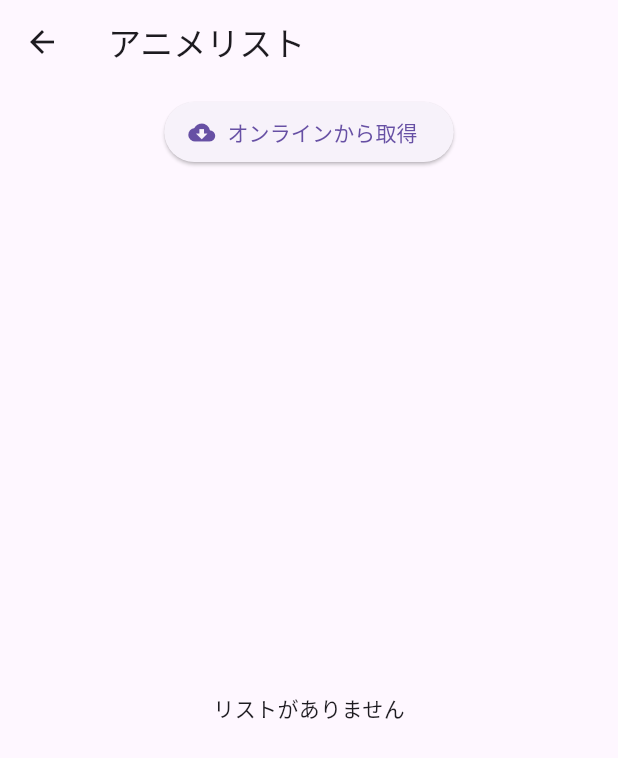
After one commit to KOU050223/Animeishi, a Flutter app: the screen it shows after launch, item 2 of the bottom bar chosen, after a tap on "オンラインから取得", on a phone screen of 412 x 824 dp. The commit adds this screen. Shown: the top 758 px of the screen. Run offline on Flutter 3.47's test engine with Material 3 defaults, Android fonts, the phone set to English and light mode, and no system bars; our stand-ins replace cloud_firestore, firebase_auth, firebase_core; accounts and stored records are empty.

Commit message:
add アニメリストTID降順表示

```diff
--- /dev/null
+++ b/devtools_options.yaml
@@ -0,0 +1,3 @@
+description: This file stores settings for Dart & Flutter DevTools.
+documentation: https://docs.flutter.dev/tools/devtools/extensions#configure-extension-enablement-states
+extensions:
--- /dev/null
+++ b/lib/ui/animes/view/anime_list_page.dart
@@ -0,0 +1,165 @@
+import 'package:flutter/material.dart';
+import 'package:cloud_firestore/cloud_firestore.dart';
+
+class AnimeListPage extends StatefulWidget {
+  const AnimeListPage({Key? key}) : super(key: key);
+
+  @override
+  State<AnimeListPage> createState() => _AnimeListPageState();
+}
+
+class _AnimeListPageState extends State<AnimeListPage> {
+  bool _isLoading = false;
+  List<Map<String, dynamic>> _animeList = []; // 表示用リスト
+
+  @override
+  void initState() {
+    super.initState();
+    // 1. 起動時はローカルモードにして、キャッシュがあればそれを取得
+    _initOfflineModeAndLoadCache();
+  }
+
+  Future<void> _initOfflineModeAndLoadCache() async {
+    await FirebaseFirestore.instance.disableNetwork();
+    // ローカルキャッシュから読み取る
+    final cacheSnapshot = await FirebaseFirestore.instance
+        .collection('titles')
+        .get(const GetOptions(source: Source.cache))
+        .catchError((e) {
+      debugPrint('Error reading cache: $e');
+      return null;
+    });
+
+    if (cacheSnapshot != null) {
+      final List<Map<String, dynamic>> cacheList =
+          cacheSnapshot.docs.map((doc) {
+        return {
+          'id': doc.id,
+          'tid': doc['TID'],
+          'title': doc['Title'],
+          'titleyomi': doc['TitleYomi'],
+          'firstmonth': doc['FirstMonth'],
+          'firstyear': doc['FirstYear'],
+          'comment': doc['Comment'],
+        };
+      }).toList();
+
+      // ▼ ここでローカルのリストをソートする ▼
+      // たとえば 'tid' を文字列として昇順ソートする場合:
+      // cacheList.sort((a, b) {
+      //   final aTid = a['tid'] as String;
+      //   final bTid = b['tid'] as String;
+      //   return aTid.compareTo(bTid); // 文字列比較
+      // });
+
+      // 数値としてソートしたい場合は、int.parse() 等を使ってください
+      cacheList.sort((a, b) {
+        final aTid = int.tryParse(a['tid'].toString()) ?? 0;
+        final bTid = int.tryParse(b['tid'].toString()) ?? 0;
+        return bTid.compareTo(aTid); // 数値昇順
+      });
+
+      setState(() {
+        _animeList = cacheList;
+      });
+    }
+  }
+
+  // 「オンラインから最新を取得」ボタンの処理
+  Future<void> _fetchFromServer() async {
+    setState(() {
+      _isLoading = true;
+    });
+
+    try {
+      // 1) ネットワーク有効化
+      await FirebaseFirestore.instance.enableNetwork();
+
+      // 2) サーバーから一括取得 (get)
+      final serverSnapshot = await FirebaseFirestore.instance
+          .collection('titles')
+          .get(const GetOptions(source: Source.server));
+
+      // 3) _animeList を更新
+      final List<Map<String, dynamic>> newList = serverSnapshot.docs.map((doc) {
+        return {
+          'id': doc.id,
+          'tid': doc['TID'], // フィールド名を "Tid" に合わせる
+          'title': doc['Title'],
+          'titleyomi': doc['TitleYomi'],
+          'firstmonth': doc['FirstMonth'],
+          'firstyear': doc['FirstYear'],
+          'comment': doc['Comment'],
+        };
+      }).toList();
+
+      setState(() {
+        _animeList = newList;
+      });
+
+      // 4) 取得後、必要ならオフラインに戻す
+      await FirebaseFirestore.instance.disableNetwork();
+    } catch (e) {
+      debugPrint('Error fetching from server: $e');
+    } finally {
+      setState(() {
+        _isLoading = false;
+      });
+    }
+  }
+
+  // 画面描画
+  @override
+  Widget build(BuildContext context) {
+    return Scaffold(
+      appBar: AppBar(
+        title: const Text('アニメリスト'),
+      ),
+      body: Column(
+        children: [
+          // 「オンラインから取得」ボタン
+          Padding(
+            padding: const EdgeInsets.all(8.0),
+            child: ElevatedButton.icon(
+              onPressed: _isLoading ? null : _fetchFromServer,
+              icon: _isLoading
+                  ? const SizedBox(
+                      width: 16,
+                      height: 16,
+                      child: CircularProgressIndicator(strokeWidth: 2),
+                    )
+                  : const Icon(Icons.cloud_download),
+              label: Text(_isLoading ? '読み込み中...' : 'オンラインから取得'),
+            ),
+          ),
+
+          // アニメリスト表示
+          Expanded(
+            child: _animeList.isEmpty
+                ? const Center(child: Text('リストがありません'))
+                : ListView.builder(
+                    itemCount: _animeList.length,
+                    itemBuilder: (context, index) {
+                      final anime = _animeList[index];
+                      final tid = anime['tid'] ?? 'N/A';
+                      final title = anime['title'] ?? 'タイトル不明';
+                      final yomi = anime['titleyomi'] ?? '';
+                      final firstMonth = anime['firstmonth'] ?? '';
+                      final firstYear = anime['firstyear'] ?? '';
+                      final comment = anime['comment'] ?? '';
+
+                      return ListTile(
+                        title: Text('$title (Tid: $tid)'),
+                        subtitle: Text('$firstYear年'
+                            '$firstMonth月'
+                            // 'Comment: $comment',
+                            ),
+                      );
+                    },
+                  ),
+          ),
+        ],
+      ),
+    );
+  }
+}
--- a/lib/ui/home/view/home_page.dart
+++ b/lib/ui/home/view/home_page.dart
@@ -1,4 +1,5 @@
 // 遷移先
+import 'package:animeishi/ui/animes/view/anime_list_page.dart';
 import 'package:animeishi/ui/auth/view/auth_page.dart';
 import 'package:animeishi/ui/profile/view/profile_page.dart';
 
@@ -56,6 +57,18 @@ class HomePage extends StatelessWidget {
             onTap: (index) {
               // 各ボタンを押したときの処理をここに書く
               switch (index) {
+                case 0: //ホーム画面
+                  Navigator.push(
+                    context,
+                    MaterialPageRoute(builder: (context) => HomePage()),
+                  );
+                  break;
+                case 1: //アニメ画面
+                  Navigator.push(
+                    context,
+                    MaterialPageRoute(builder: (context) => AnimeListPage()),
+                  );
+                  break;
                 case 4: //プロフィール画面
                   Navigator.push(
                     context,
```
